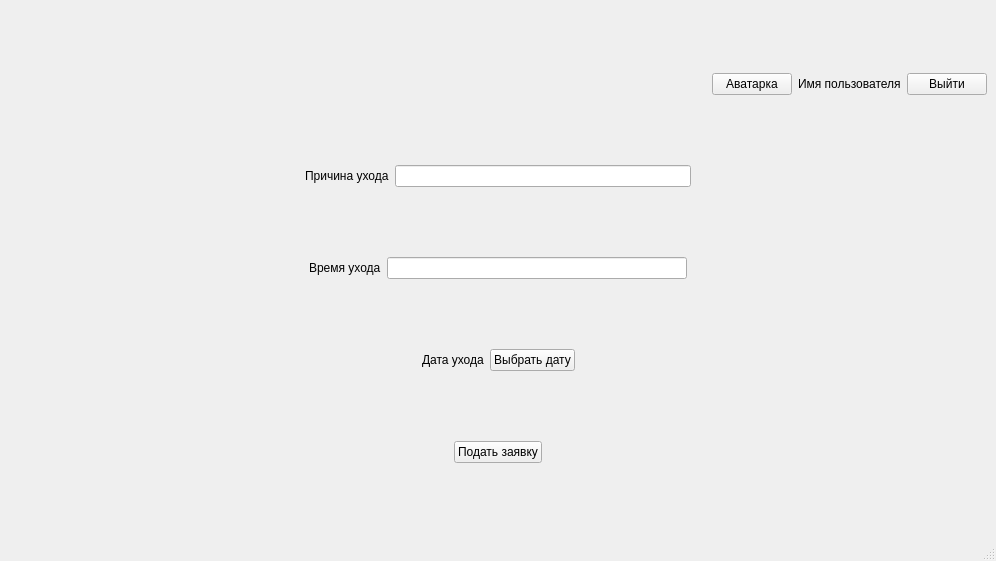
The window that YandexProject1/pupil_application.ui (JKarak/app-for-applications) describes before a commit, drawn with Qt 5.
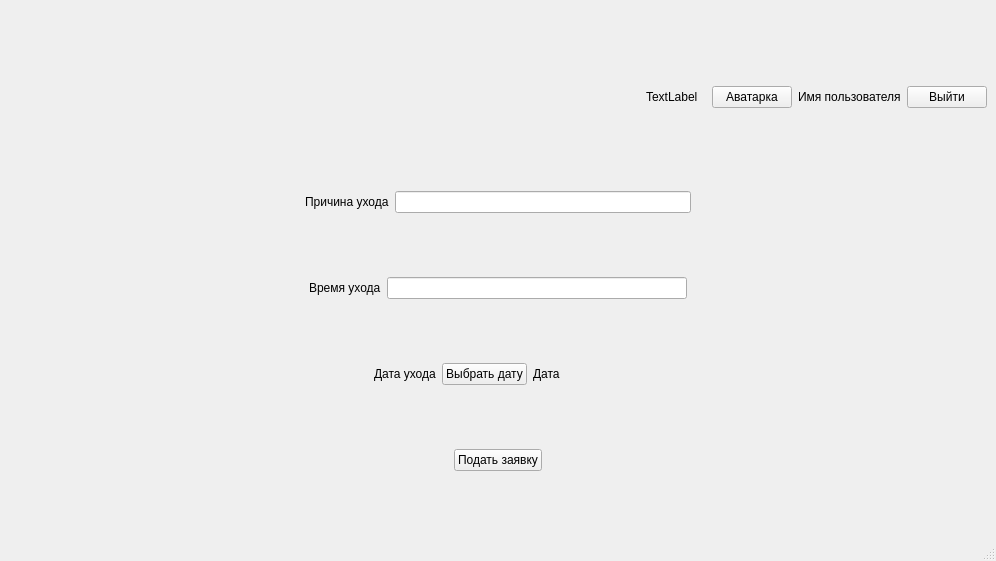
The same window after the commit.

Patch:
```diff
--- a/YandexProject1/pupil_application.ui
+++ b/YandexProject1/pupil_application.ui
@@ -30,6 +30,31 @@
         </property>
        </spacer>
       </item>
+      <item>
+       <widget class="QLabel" name="label_6">
+        <property name="sizePolicy">
+         <sizepolicy hsizetype="Fixed" vsizetype="Fixed">
+          <horstretch>0</horstretch>
+          <verstretch>0</verstretch>
+         </sizepolicy>
+        </property>
+        <property name="minimumSize">
+         <size>
+          <width>60</width>
+          <height>60</height>
+         </size>
+        </property>
+        <property name="maximumSize">
+         <size>
+          <width>60</width>
+          <height>60</height>
+         </size>
+        </property>
+        <property name="text">
+         <string>TextLabel</string>
+        </property>
+       </widget>
+      </item>
       <item>
        <widget class="QPushButton" name="pushButton_5">
         <property name="text">
@@ -168,6 +193,25 @@
         </property>
        </widget>
       </item>
+      <item>
+       <widget class="QLabel" name="label_5">
+        <property name="sizePolicy">
+         <sizepolicy hsizetype="Minimum" vsizetype="Fixed">
+          <horstretch>0</horstretch>
+          <verstretch>0</verstretch>
+         </sizepolicy>
+        </property>
+        <property name="minimumSize">
+         <size>
+          <width>90</width>
+          <height>0</height>
+         </size>
+        </property>
+        <property name="text">
+         <string>Дата</string>
+        </property>
+       </widget>
+      </item>
       <item>
        <spacer name="horizontalSpacer_8">
         <property name="orientation">
```
